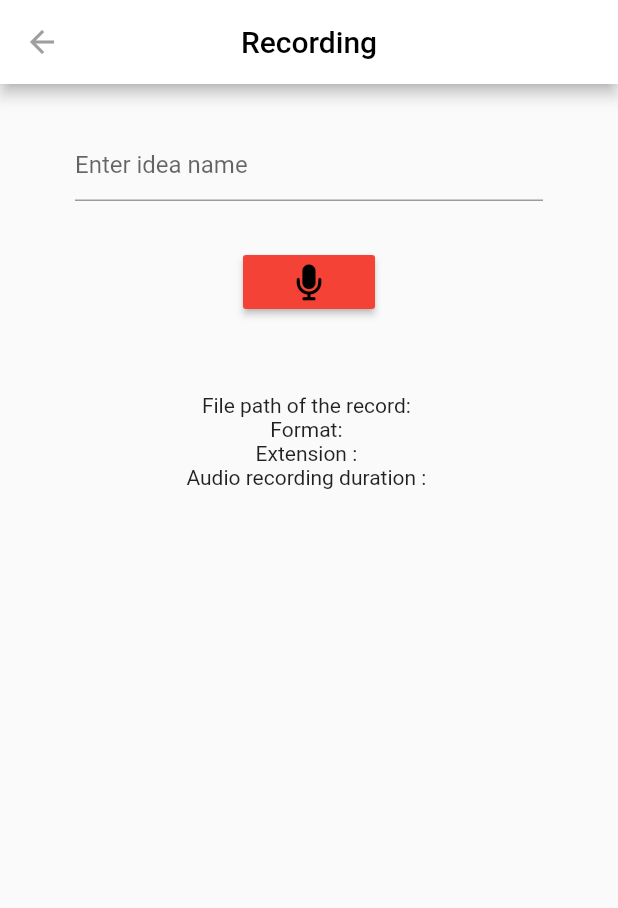
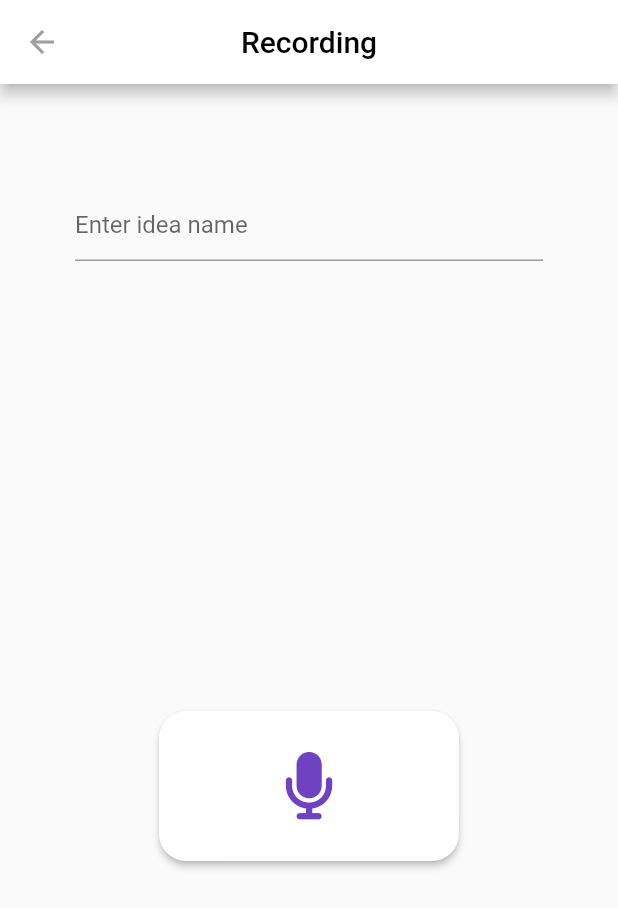
Before and after one commit to brunokitaka/midi-app, a Flutter app: the RecordingPage screen opened directly, on a phone screen of 412 x 824 dp. Shown: the top 908 px of the screen. Run offline on Flutter 3.47's test engine with Material 2 defaults, Android fonts, the phone set to English and light mode, and no system bars; our stand-ins replace audioplayers, file, flutter_icons, permission_handler, sqflite; missing offline and left inert: audio_recorder; accounts and stored records are empty.

Commit message:
final changes

```diff
--- a/lib/pages/recording.dart
+++ b/lib/pages/recording.dart
@@ -125,8 +125,6 @@
 //   }
 // }
 
-
-
 import 'dart:io' as io;
 import 'dart:math';
 
@@ -156,7 +154,7 @@ class _RecordingPageState extends State<RecordingPage> {
   var id;
 
   @override
-  void initState(){
+  void initState() {
     super.initState();
   }
 
@@ -164,22 +162,24 @@ class _RecordingPageState extends State<RecordingPage> {
   Widget build(BuildContext context) {
     return Scaffold(
       appBar: AppBar(
-        title: Text("Recording", style: TextStyle(color: Colors.black),),
+        title: Text(
+          "Recording",
+          style: TextStyle(color: Colors.black),
+        ),
         centerTitle: true,
         backgroundColor: Colors.white,
-        iconTheme: new IconThemeData(
-          color: Colors.grey.shade500
+        iconTheme: new IconThemeData(color: Colors.grey.shade500),
       ),
-      ),
-      body:
-      Center(
+      body: Center(
           child: Column(
         children: <Widget>[
           SizedBox(
-              height: 30.0,
+            height: 70.0,
           ),
           Padding(
             padding: EdgeInsets.only(left: 50.0, right: 50.0),
+            child: Theme(
+              data: Theme.of(context).copyWith(primaryColor: Color(0xff6f42c1)),
               child: TextField(
                 controller: _controller,
                 decoration: new InputDecoration(
@@ -187,28 +187,35 @@ class _RecordingPageState extends State<RecordingPage> {
                 ),
               ),
             ),
+          ),
           SizedBox(
-              height: 30.0,
+            height: 300.0,
           ),
-            RaisedButton(
+          ButtonTheme(
+            minWidth: 200.0,
+            height: 100.0,
+            child: RaisedButton(
+                shape: RoundedRectangleBorder(
+                  borderRadius: BorderRadius.circular(18.0),
+                ),
                 onPressed: _isRecording ? _stop : _start,
-              color: Colors.red,
+                color: Colors.white,
                 child: Icon(
                   _isRecording ? FontAwesome.stop : FontAwesome.microphone,
-                color: Colors.black,
-              )
+                  color: Color(0xff6f42c1),
+                  size: 45.0,
+                )),
           ),
           SizedBox(
             height: 50.0,
           ),
-            new Text("File path of the record: ${_recording.path}"),
-              new Text("Format: ${_recording.audioOutputFormat}"),
-              new Text("Extension : ${_recording.extension}"),
-              new Text(
-                  "Audio recording duration : ${_recording.duration.toString()}")
+          // new Text("File path of the record: ${_recording.path}"),
+          //   new Text("Format: ${_recording.audioOutputFormat}"),
+          //   new Text("Extension : ${_recording.extension}"),
+          //   new Text(
+          //       "Audio recording duration : ${_recording.duration.toString()}")
         ],
-        )
-      ),
+      )),
     );
   }
 
@@ -220,11 +227,13 @@ class _RecordingPageState extends State<RecordingPage> {
         if (_controller.text != null && _controller.text != "") {
           String path = _controller.text + ".aac";
           if (!_controller.text.contains('/')) {
-            io.Directory appDocDirectory = await getApplicationDocumentsDirectory();
+            io.Directory appDocDirectory =
+                await getApplicationDocumentsDirectory();
             path = appDocDirectory.path + '/' + _controller.text;
           }
           print("Start recording: $path");
-          await AudioRecorder.start(path: path, audioOutputFormat: AudioOutputFormat.AAC);
+          await AudioRecorder.start(
+              path: path, audioOutputFormat: AudioOutputFormat.AAC);
 
           bool isRecording = await AudioRecorder.isRecording;
           setState(() {
@@ -264,7 +273,7 @@ class _RecordingPageState extends State<RecordingPage> {
 
     var idIdea = await database.insertIdea({"path": path, "name": name});
 
-    await database.insertUserIdea({"idIdea":idIdea,"userId":userId});
+    await database.insertUserIdea({"idIdea": idIdea, "userId": userId});
 
     id = idIdea;
     //TO DO: SEND AUDIO FILE TO BACKEND
--- a/pubspec.yaml
+++ b/pubspec.yaml
@@ -33,6 +33,7 @@ dependencies:
   sqflite: ^1.3.0
   audioplayers: ^0.16.1
   provider: ^3.0.0+1
+  flutter_launcher_icons: ^0.8.0
 
 
   # The following adds the Cupertino Icons font to your application.
@@ -42,6 +43,11 @@ dependencies:
 dev_dependencies:
   flutter_test:
     sdk: flutter
+
+flutter_icons:
+  android: "launcher_icon"
+  ios: true
+  image_path: "assets/appicon.png"
 
 # For information on the generic Dart part of this file, see the
 # following page: https://dart.dev/tools/pub/pubspec
```
Also changed, not shown: lib/pages/login.dart (+18 -2 lines), assets/appicon.png (added), pubspec.lock, 22 other files. Lines whose indentation alone changed are shown as unchanged.
